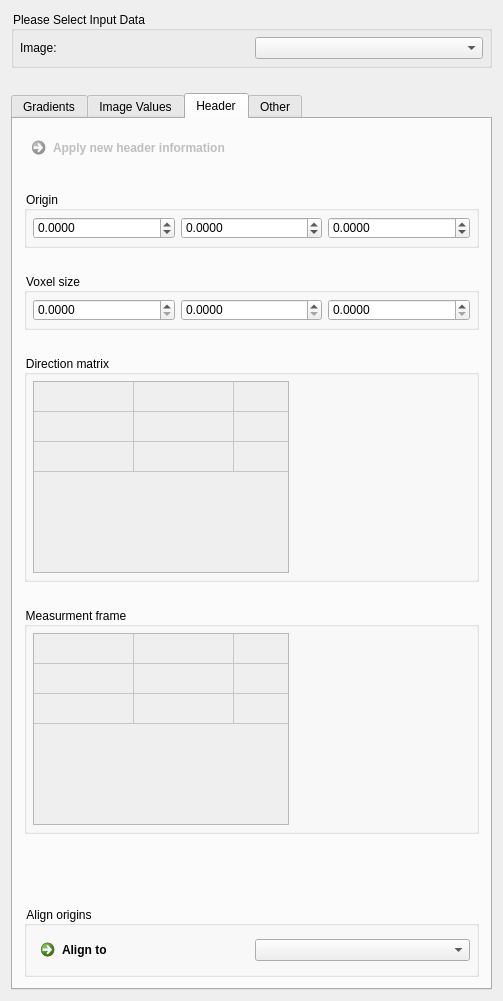
Before: the Qt Designer form Plugins/org.mitk.gui.qt.diffusionimaging.preprocessing/src/internal/QmitkPreprocessingViewControls.ui in MIC-DKFZ/MITK-Diffusion, drawn with Qt 5.
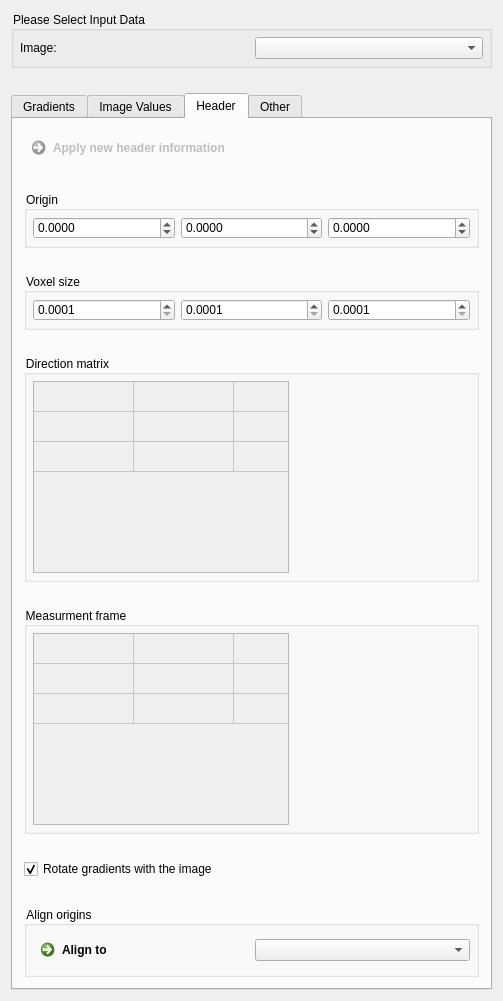
After: the same form once the commit is applied. The open tabs and pages were chosen to show the change. Custom widgets are drawn as their Qt base class.

Commit message: Make "Apply header" turn DWI gradients explicitly

The edit to the form file:
```diff
--- a/Plugins/org.mitk.gui.qt.diffusionimaging.preprocessing/src/internal/QmitkPreprocessingViewControls.ui
+++ b/Plugins/org.mitk.gui.qt.diffusionimaging.preprocessing/src/internal/QmitkPreprocessingViewControls.ui
@@ -1138,10 +1138,10 @@
              <number>4</number>
             </property>
             <property name="minimum">
-             <double>0.000000000000000</double>
+             <double>0.000100000000000</double>
             </property>
             <property name="maximum">
-             <double>99.989999999999995</double>
+             <double>10000.000000000000000</double>
             </property>
            </widget>
           </item>
@@ -1150,6 +1150,12 @@
             <property name="decimals">
              <number>4</number>
             </property>
+            <property name="minimum">
+             <double>0.000100000000000</double>
+            </property>
+            <property name="maximum">
+             <double>10000.000000000000000</double>
+            </property>
            </widget>
           </item>
           <item row="0" column="1">
@@ -1157,6 +1163,12 @@
             <property name="decimals">
              <number>4</number>
             </property>
+            <property name="minimum">
+             <double>0.000100000000000</double>
+            </property>
+            <property name="maximum">
+             <double>10000.000000000000000</double>
+            </property>
            </widget>
           </item>
          </layout>
@@ -1431,6 +1443,19 @@
          </layout>
         </widget>
        </item>
+       <item row="5" column="0">
+        <widget class="QCheckBox" name="m_RotateGradientsWithImageBox">
+         <property name="toolTip">
+          <string>For DWIs: if checked, a new direction matrix turns the gradients with the image, so they keep their relation to the voxel grid (as FSL bvecs do). If unchecked, the gradients stay fixed in world coordinates.</string>
+         </property>
+         <property name="text">
+          <string>Rotate gradients with the image</string>
+         </property>
+         <property name="checked">
+          <bool>true</bool>
+         </property>
+        </widget>
+       </item>
        <item row="7" column="0">
         <spacer name="verticalSpacer_2">
          <property name="orientation">
```
The commit also changes 4 other files.
